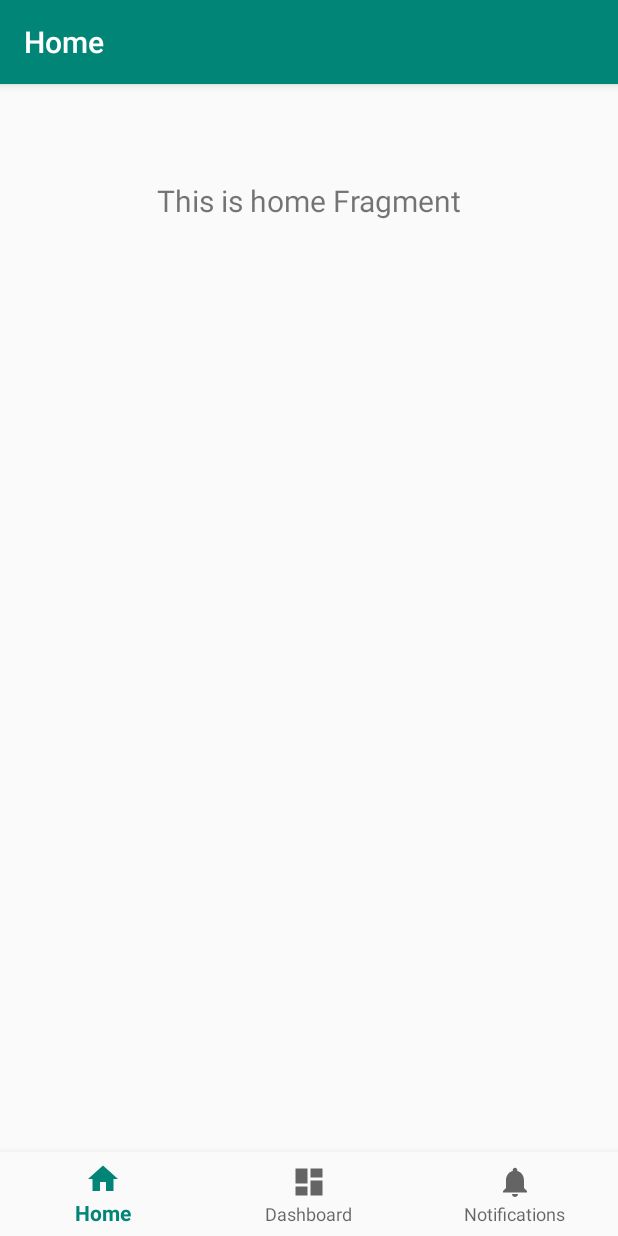
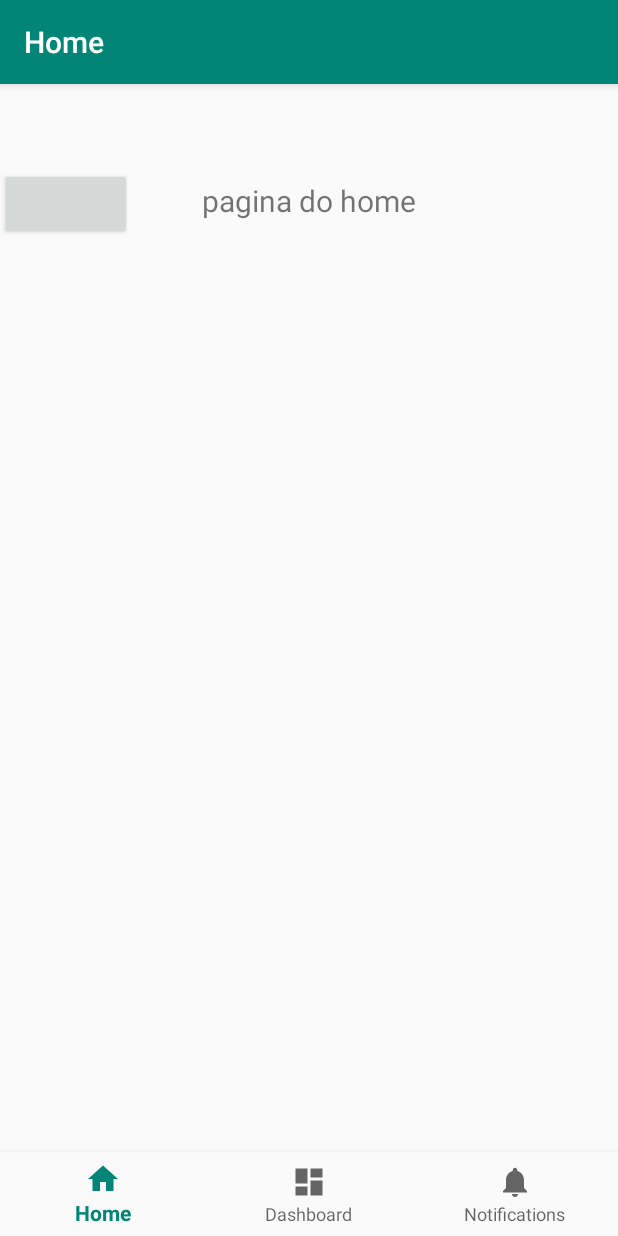
Before and after one commit to helderdias15/Smart-cities-anomalies, an Android app: the screen it shows after launch (MainActivity), on a phone screen of 412 x 824 dp. Run offline under Robolectric (Android 15) with nearby library versions, the phone set to English and light mode, and no system bars; our stand-ins replace navigation-ui.

Commit message:
second commit

```diff
--- a/app/src/main/java/com/example/smartcitiesanomalies/ui/dashboard/DashboardViewModel.kt
+++ b/app/src/main/java/com/example/smartcitiesanomalies/ui/dashboard/DashboardViewModel.kt
@@ -7,7 +7,7 @@ import androidx.lifecycle.ViewModel
 class DashboardViewModel : ViewModel() {
 
     private val _text = MutableLiveData<String>().apply {
-        value = "This is dashboard Fragment"
+      //  value = "This is dashboard Fragment"
     }
     val text: LiveData<String> = _text
 }
--- a/app/src/main/java/com/example/smartcitiesanomalies/ui/home/HomeViewModel.kt
+++ b/app/src/main/java/com/example/smartcitiesanomalies/ui/home/HomeViewModel.kt
@@ -7,7 +7,7 @@ import androidx.lifecycle.ViewModel
 class HomeViewModel : ViewModel() {
 
     private val _text = MutableLiveData<String>().apply {
-        value = "This is home Fragment"
+      //  value = "This is home Fragment"
     }
     val text: LiveData<String> = _text
 }
--- a/app/src/main/java/com/example/smartcitiesanomalies/ui/notifications/NotificationsViewModel.kt
+++ b/app/src/main/java/com/example/smartcitiesanomalies/ui/notifications/NotificationsViewModel.kt
@@ -7,7 +7,7 @@ import androidx.lifecycle.ViewModel
 class NotificationsViewModel : ViewModel() {
 
     private val _text = MutableLiveData<String>().apply {
-        value = "This is notifications Fragment"
+      //  value = "This is notifications Fragment"
     }
     val text: LiveData<String> = _text
 }
--- a/app/src/main/res/layout/fragment_home.xml
+++ b/app/src/main/res/layout/fragment_home.xml
@@ -13,7 +13,13 @@
         android:layout_marginEnd="8dp"
         android:textAlignment="center"
         android:textSize="20sp"
+        android:text="pagina do home"
         app:layout_constraintEnd_toEndOf="parent"
         app:layout_constraintStart_toStartOf="parent"
         app:layout_constraintTop_toTopOf="parent" />
+
+    <Button
+        android:layout_width="wrap_content"
+        android:layout_height="wrap_content"></Button>
+
 </androidx.constraintlayout.widget.ConstraintLayout>
```
